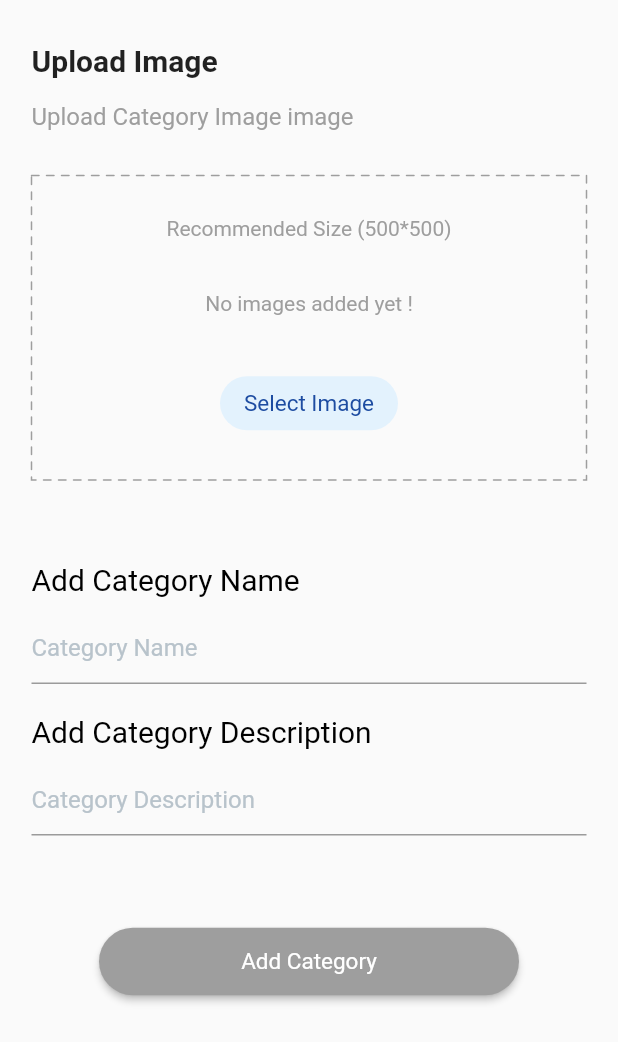
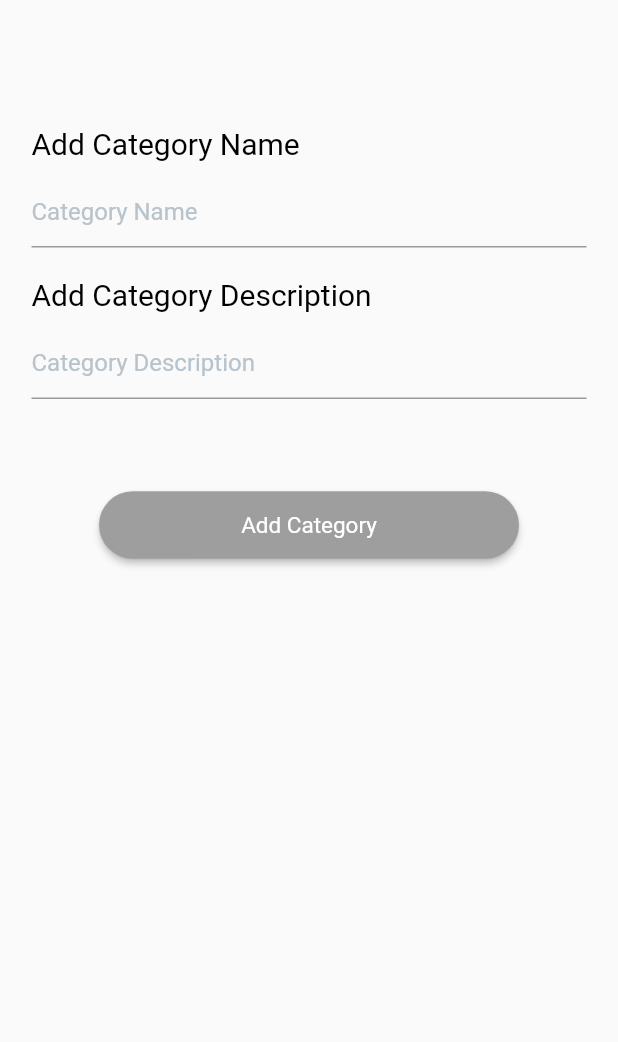
Before and after one commit to Nader15/ecommerce_admin, a Flutter app: the screen it shows after launch, after a tap on "Add Category", on a phone screen of 412 x 824 dp. Shown: the top 1042 px of the screen. Run offline on Flutter 3.47's test engine with Material 2 defaults, Android fonts, the phone set to English and light mode, and no system bars; drawn by our look-alikes of dotted_border; our stand-ins replace dio, image_picker, shared_preferences; missing offline and left inert: xs_progress_hud; statements that could not run were skipped.

Commit message:
adding images

```diff
--- a/lib/add_category.dart
+++ b/lib/ui/categories/add_category.dart
@@ -16,36 +16,8 @@ class AddCategory extends StatefulWidget {
 
 class _AddCategoryState extends State<AddCategory> {
 
-  File _image;
-  FormData formData = FormData();
-  Future getImage() async {
-    var image = await ImagePicker.pickImage(source: ImageSource.gallery);
-    setState(() {
-      _image = image;
-    });
-  }
 
-  Future uploadCategoryImageToApi(
-      ) async {
-    try {
-      var fileName = _image.path.split('/').last;
 
-      var headers = {
-        'content-type': 'application/json',
-        'accept': 'application/json',
-      };
-
-      final formData = FormData.fromMap({
-
-        "profile_picture" :  MultipartFile.fromFile(_image.path,filename: "anyname.jpg"),
-      });
-      final response = await Dio().post("https://cafeshs.herokuapp.com/api/categories/set/logo/1",
-          data: formData, options: Options(method: "POST", headers: headers));
-      return CategoriesModel.fromJson(response.data);
-    } on DioError catch (e) {
-      return e.error;
-    }
-  }
 
   CategoriesModel categoriesModel;
   final GlobalKey<ScaffoldState> _scaffoldKey = GlobalKey<ScaffoldState>();
@@ -92,17 +64,8 @@ class _AddCategoryState extends State<AddCategory> {
               child: Column(
                 crossAxisAlignment: CrossAxisAlignment.start,
                 children: [
-                  Text(
-                    "Upload Image",
-                    style: TextStyle(fontSize: 20, fontWeight: FontWeight.bold),
-                  ),
-                  SizedBox(height: 16),
-                  Text("Upload Category Image image",
-                      style:
-                      TextStyle(fontSize: 16, color: Colors.grey)),
-                  SizedBox(height: 30),
-                  CategoryImageDottedBorder(),
-                  SizedBox(height: 55),
+
+                   SizedBox(height: 55),
                   Column(
                     crossAxisAlignment:
                     CrossAxisAlignment.start,
@@ -177,7 +140,7 @@ class _AddCategoryState extends State<AddCategory> {
                         onPressed: () {
                           _validateInputs();
                           if (formKey.currentState.validate()) {
-                            uploadCategoryImageToApi();
+
                             Api(context)
                                 .createCategory(scafoldState,name.text,description.text)
                                 .then((value) {
@@ -201,61 +164,6 @@ class _AddCategoryState extends State<AddCategory> {
     );
   }
 
-  DottedBorder CategoryImageDottedBorder(){
-    return DottedBorder(
-        radius: Radius.circular(30),
-        color: Colors.grey,
-        dashPattern: [5,5],
-        strokeCap: StrokeCap.round
-        ,
-        child: _image == null ?
-        Container(
-          height: 199,
-          width: MediaQuery.of(context).size.width,
-          decoration: BoxDecoration(
-              borderRadius: BorderRadius.all(Radius.circular(30))
-          ),
-          child: Padding(
-            padding: const EdgeInsets.all(8.0),
-            child: Column(
-              mainAxisAlignment: MainAxisAlignment.spaceAround,
-              children: [
-                Text(
-                  "Recommended Size (500*500)",
-                  style: TextStyle(color: Colors.grey),
-                ),
-                Text(
-                  "No images added yet !",
-                  style: TextStyle(color: Colors.grey),
-                ),
-                RaisedButton(
-                  elevation: 0,
-                  shape: RoundedRectangleBorder(
-                    borderRadius: BorderRadius.circular(18.0),
-                  ),
-                  color: Colors.blue[50],
-                  child: Text(
-                    'Select Image',
-                    style: TextStyle(
-                      color: Color(0xff1d4ca1),
-                      fontSize: 15,
-                      fontWeight: FontWeight.normal,
-                    ),
-                  ),
-                  onPressed: (){
-                    getImage();
-                  },
-                ),
-              ],
-            ),
-          ),
-        ) : Container(
-          height: 199,
-          width: MediaQuery.of(context).size.width,
-          child: Image.file(_image),
-        ),
-    );
-  }
 
   void _validateInputs() {
     if (formKey.currentState.validate()) {
--- a/lib/ui/categories/categories.dart
+++ b/lib/ui/categories/categories.dart
@@ -6,7 +6,7 @@ import 'package:ecommerce_admin/utils/navigator.dart';
 import 'package:flutter/material.dart';
 import 'package:xs_progress_hud/xs_progress_hud.dart';
 
-import '../../add_category.dart';
+import 'add_category.dart';
 
 class Categories extends StatefulWidget {
   @override
@@ -46,40 +46,19 @@ class _CategoriesState extends State<Categories> {
     return Scaffold(
       floatingActionButton: _buildFloatingButton(),
       key: _scaffoldKey,
+
       appBar: AppBar(
-        backgroundColor: whiteColor,
-        elevation: 0,
-        leading: Icon(
-          Icons.keyboard_backspace,
-          color: greyColorXd,
-        ),
-        actions: [
-          IconButton(
-            onPressed: () {},
-            icon: Icon(
-              Icons.search,
-              color: greyColorXd,
-            ),
-          ),
-          IconButton(
-            onPressed: () {},
-            icon: Icon(
-              Icons.shopping_cart,
-              color: greyColorXd,
-            ),
-          ),
-        ],
-      ),
+        backgroundColor: Colors.white,
+        iconTheme: IconThemeData(color: Colors.black),
+
+        centerTitle: true,title: Text("Categories",style: TextStyle(color: Colors.black),),),
+
       body: Padding(
         padding: const EdgeInsets.only(top: 20, left: 20, right: 20),
         child: Column(
           crossAxisAlignment: CrossAxisAlignment.start,
           children: [
-            Text(
-              "Categories",
-              style: TextStyle(
-                  color: blackColor, fontSize: 20, fontWeight: FontWeight.bold),
-            ),
+
             SizedBox(
               height: 30,
             ),
--- a/lib/ui/product_details/product_details.dart
+++ b/lib/ui/product_details/product_details.dart
@@ -36,7 +36,7 @@ class _CategoryDetailsState extends State<CategoryDetails> {
 
   gettingData() {
     setState(() {
-      Api(context).categoryProductsApi(_scaffoldKey).then((value) {
+      Api(context).categoryProductsApi(_scaffoldKey,widget.success.id).then((value) {
         productsModel = value;
         productsModel.success.data.forEach((element) {
           setState(() {
```
Also changed, not shown: lib/ApiFunctions/Api.dart (+55 -50 lines), lib/ui/categories/addImageToCategory.dart (added, +135 -0 lines), lib/ui/subcategories/category_products.dart (+12 -2 lines).
